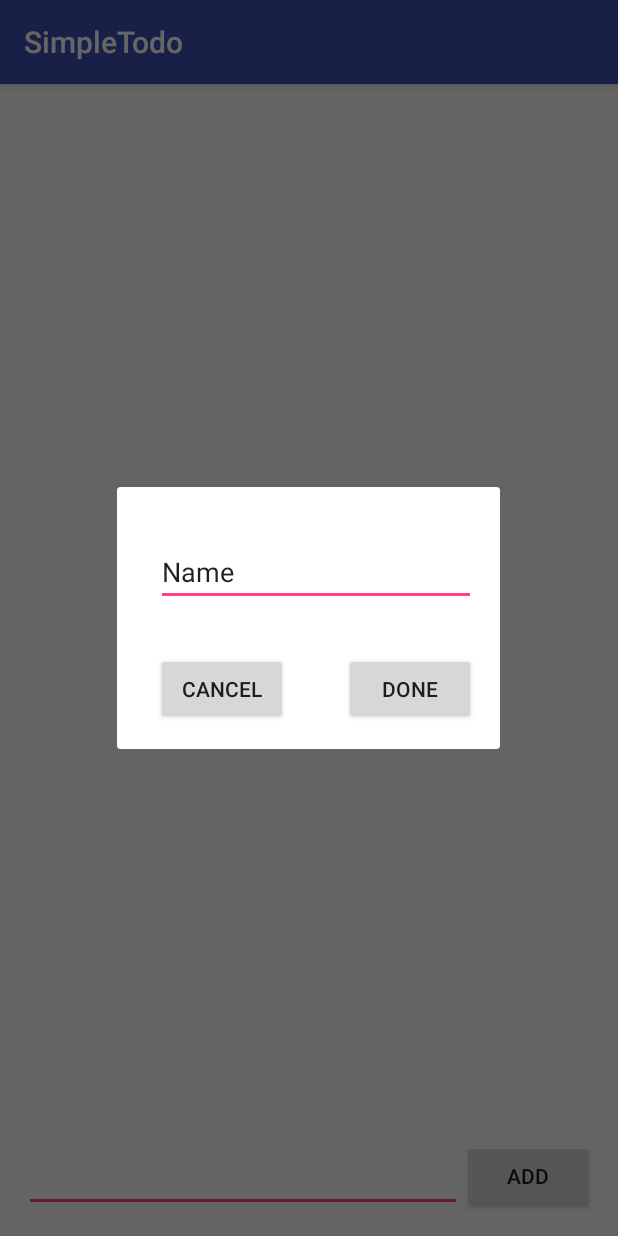
After one commit to abhixec/Todo-App, an Android app: the fragment EditItemFragment placed in its activity, on a phone screen of 412 x 824 dp. The commit adds this screen. Run offline under Robolectric (Android 15) with nearby library versions, the phone set to English and light mode, and no system bars; 2 statements that could not run were skipped.

Commit message:
Modify the app to use Fragments instead of activity

```diff
--- /dev/null
+++ b/app/src/main/java/com/example/abhinav/simpletodo/EditItemFragment.java
@@ -0,0 +1,84 @@
+package com.example.abhinav.simpletodo;
+
+import android.os.Bundle;
+import android.support.annotation.Nullable;
+import android.support.v4.app.DialogFragment;
+import android.view.KeyEvent;
+import android.view.LayoutInflater;
+import android.view.View;
+import android.view.ViewGroup;
+import android.view.WindowManager;
+import android.view.inputmethod.EditorInfo;
+import android.widget.Button;
+import android.widget.EditText;
+import android.widget.TextView;
+import android.widget.TextView.OnEditorActionListener;
+
+/**
+ * Created by janabhi on 2/23/17.
+ */
+
+public class EditItemFragment extends DialogFragment  {
+
+    public interface EditItemListener{
+        void onFinishedDialog(Item item);
+    }
+
+    private EditText mEditText;
+    public EditItemFragment(){
+
+    }
+
+    public static EditItemFragment newInstance(String title, Item item, int position){
+        EditItemFragment frag = new EditItemFragment();
+        Bundle args = new Bundle();
+        args.putString("title", title);
+        args.putString("item", item.text);
+        args.putInt("id",item.id);
+        args.putInt("position", position);
+        frag.setArguments(args);
+        return frag;
+    }
+
+    @Override
+    public View onCreateView(LayoutInflater inflater, ViewGroup container,
+                             Bundle savedInstanceState) {
+
+        return inflater.inflate(R.layout.activity_edit_item, container);
+    }
+
+    @Override
+
+    public void onViewCreated(View view, @Nullable Bundle savedInstanceState) {
+        super.onViewCreated(view, savedInstanceState);
+        // Get field from view
+        mEditText = (EditText) view.findViewById(R.id.editText);
+        mEditText.setText(getArguments().getString("item"));
+        // Fetch arguments from bundle and set title
+        String title = getArguments().getString("title");
+        getDialog().setTitle(title);
+        // Show soft keyboard automatically and request focus to field
+        mEditText.requestFocus();
+        getDialog().getWindow().setSoftInputMode(WindowManager.LayoutParams.SOFT_INPUT_STATE_VISIBLE);
+        Button doneButton= (Button) view.findViewById(R.id.button);
+
+        doneButton.setOnClickListener(new View.OnClickListener() {
+            @Override
+            public void onClick(View view) {
+                Item it = new Item();
+                it.text = mEditText.getText().toString();
+                it.id= getArguments().getInt("id");
+                ((MainActivity)getActivity()).updateItem(it, getArguments().getInt("position"));
+                dismiss();
+            }
+        });
+        Button cancelButton = (Button) view.findViewById(R.id.cancelButton);
+        cancelButton.setOnClickListener(new View.OnClickListener() {
+            @Override
+            public void onClick(View view) {
+                dismiss();
+            }
+        });
+    }
+
+}
--- a/app/src/main/res/layout/activity_edit_item.xml
+++ b/app/src/main/res/layout/activity_edit_item.xml
@@ -31,4 +31,13 @@
         android:layout_marginTop="31dp"
         android:id="@+id/button"
         android:onClick="editButton" />
+
+    <Button
+        android:layout_width="wrap_content"
+        android:layout_height="wrap_content"
+        android:layout_alignBaseline="@+id/button"
+        android:layout_alignBottom="@+id/button"
+        android:layout_alignStart="@+id/editText"
+        android:id="@+id/cancelButton"
+        android:text="Cancel"/>
 </RelativeLayout>
```
Also changed, not shown: app/src/main/java/com/example/abhinav/simpletodo/MainActivity.java (+18 -23 lines).
